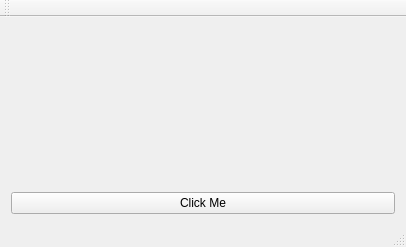
This is Image-Dispozer/mainwindow.ui in Gresthorn/Image-Dispozer as Qt 5 draws it before an edit. The edited form follows.
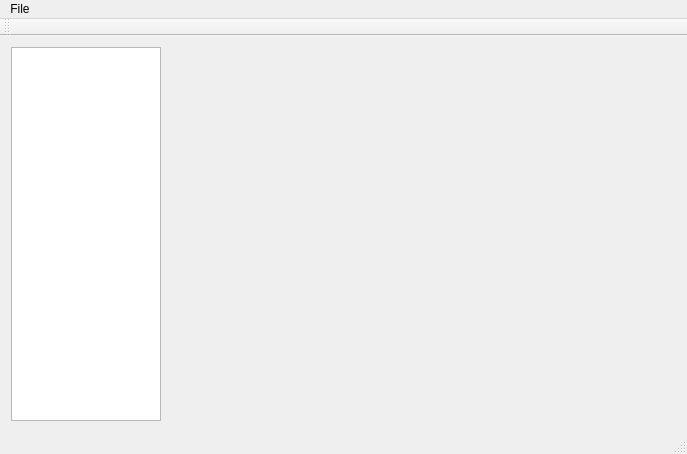
This is the edited form.

Commit message: Added functionality for adding images into the 2D scene and their hiding back with custom context menu. So far no position saving is availible. Items are dragable and rotatable with step of 90 degress in both directions.

```diff
--- a/Image-Dispozer/mainwindow.ui
+++ b/Image-Dispozer/mainwindow.ui
@@ -6,8 +6,8 @@
    <rect>
     <x>0</x>
     <y>0</y>
-    <width>406</width>
-    <height>247</height>
+    <width>687</width>
+    <height>454</height>
    </rect>
   </property>
   <property name="windowTitle">
@@ -15,15 +15,31 @@
   </property>
   <widget class="QWidget" name="centralWidget">
    <layout class="QGridLayout" name="gridLayout">
-    <item row="1" column="0">
-     <widget class="QPushButton" name="clickMe">
-      <property name="text">
-       <string>Click Me</string>
+    <item row="0" column="1">
+     <widget class="QWidget" name="sceneWidget" native="true">
+      <property name="statusTip">
+       <string>Main dispozer scene</string>
+      </property>
+      <property name="whatsThis">
+       <string>This is the main scene where you can dispoze imported images in their correct position and model your own arrangements.</string>
       </property>
      </widget>
     </item>
     <item row="0" column="0">
-     <widget class="QWidget" name="sceneWidget" native="true"/>
+     <widget class="QListWidget" name="rolesListWidget">
+      <property name="maximumSize">
+       <size>
+        <width>150</width>
+        <height>16777215</height>
+       </size>
+      </property>
+      <property name="statusTip">
+       <string>List of all elements that need to be linked with image</string>
+      </property>
+      <property name="whatsThis">
+       <string>This list contains all elements/roles that are needed to be linked with desired image and placed in main scene at appropriate coordinates</string>
+      </property>
+     </widget>
     </item>
    </layout>
   </widget>
@@ -32,10 +48,17 @@
     <rect>
      <x>0</x>
      <y>0</y>
-     <width>406</width>
-     <height>20</height>
+     <width>687</width>
+     <height>21</height>
     </rect>
    </property>
+   <widget class="QMenu" name="menuFile">
+    <property name="title">
+     <string>File</string>
+    </property>
+    <addaction name="actionImport"/>
+   </widget>
+   <addaction name="menuFile"/>
   </widget>
   <widget class="QToolBar" name="mainToolBar">
    <attribute name="toolBarArea">
```
Left out of the diff: 5 changed lines with no effect on the pictures. The commit also changes 8 other files.
